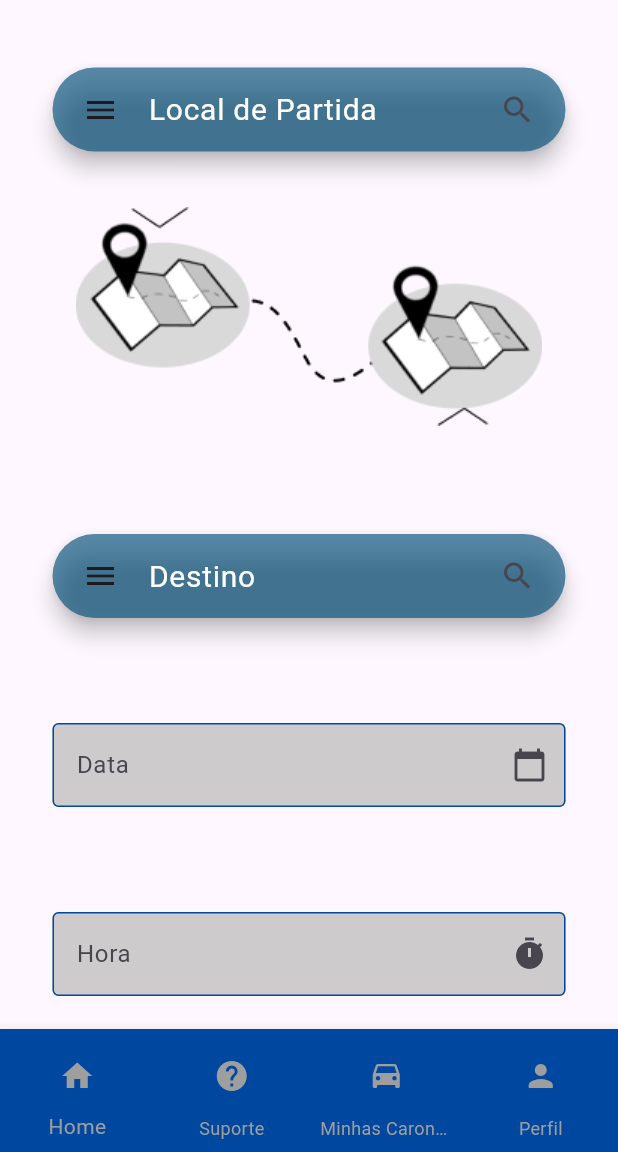
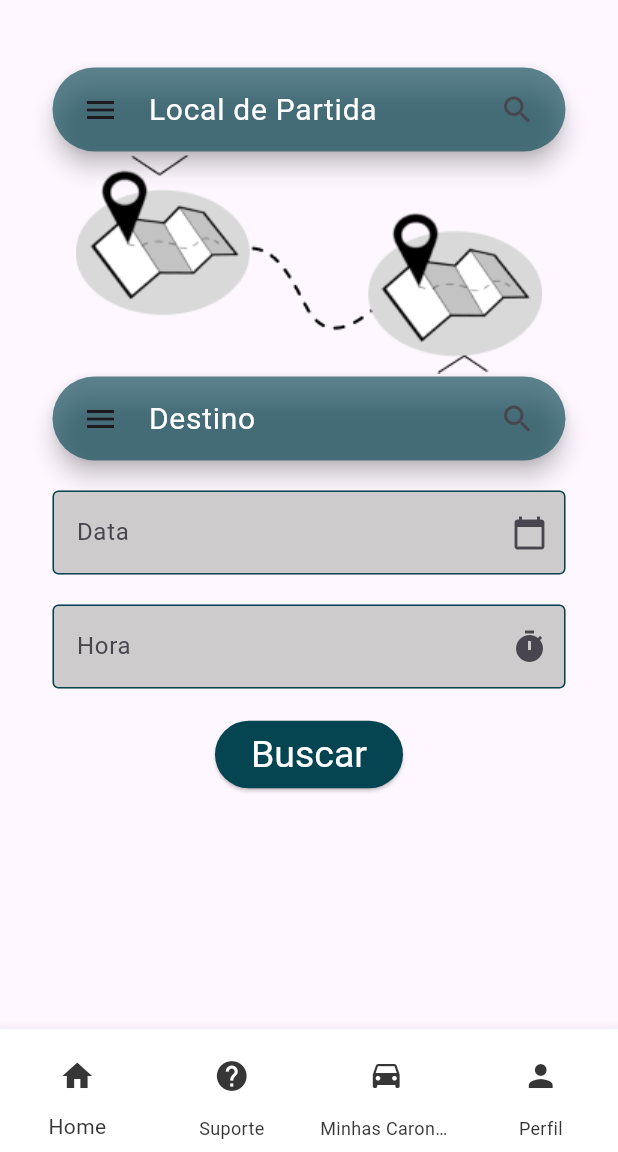
Before and after one commit to laioncorcino/uffluir, a Flutter app: the screen it shows after launch, on a phone screen of 412 x 824 dp, the part 84-1236 px from its top. Run offline on Flutter 3.47's test engine with Material 3 defaults, Android fonts, the phone set to English and light mode, and no system bars.

Commit message:
ajustando alguns tamanhos e cores

```diff
--- a/uffluirapp/lib/pages/home.dart
+++ b/uffluirapp/lib/pages/home.dart
@@ -70,7 +70,7 @@ class _HomeState extends State<Home> {
                           color: Color.fromARGB(255, 255, 255, 255),
                           fontSize: 20)),
                       backgroundColor: MaterialStateProperty.all(
-                          Color.fromARGB(165, 0, 79, 121)),
+                          Color.fromARGB(165, 5, 69, 82)),
                       trailing: [
                         //icone da direita
                         IconButton(
@@ -81,24 +81,29 @@ class _HomeState extends State<Home> {
                     )),
                 Padding(
                     //imagem do mapa
-                    padding: EdgeInsets.all(
-                        10), //valores precisam ser atualizados pra ficar em função da tela
+                    padding: EdgeInsets.only(
+                        right: 35,
+                        left:
+                            35), //valores precisam ser atualizados pra ficar em função da tela
                     child: Image.asset(
                       'images/ImagemMapa.png',
+                      width: 500,
                       height:
-                          200, //valores precisam ser atualizados pra ficar em função da tela
+                          150, //valores precisam ser atualizados pra ficar em função da tela
                       alignment: Alignment.center,
                     )),
                 Padding(
                     //mais uma search bar, essa é a de destino
-                    padding: EdgeInsets.all(
-                        35), //valores precisam ser atualizados pra ficar em função da tela
+                    padding: EdgeInsets.only(
+                        left: 35,
+                        right:
+                            35), //valores precisam ser atualizados pra ficar em função da tela
                     child: SearchBar(
                       textStyle: MaterialStateProperty.all(TextStyle(
                           color: Color.fromARGB(255, 255, 255, 255),
                           fontSize: 20)),
                       backgroundColor: MaterialStateProperty.all(
-                          Color.fromARGB(165, 0, 79, 121)),
+                          Color.fromARGB(165, 5, 69, 82)),
                       leading: IconButton(
                           onPressed: () {},
                           icon: Icon(Icons.menu)), //icone da esquerda
@@ -116,7 +121,7 @@ class _HomeState extends State<Home> {
                     )),
                 Padding(
                     //bloco de data
-                    padding: EdgeInsets.all(35),
+                    padding: EdgeInsets.only(top: 20, right: 35, left: 35),
                     child: TextField(
                       style: TextStyle(color: Colors.black),
                       controller:
@@ -128,10 +133,10 @@ class _HomeState extends State<Home> {
                         suffixIcon: Icon(Icons.calendar_today),
                         enabledBorder: OutlineInputBorder(
                             borderSide: BorderSide(
-                                color: Color.fromARGB(255, 0, 71, 159))),
+                                color: Color.fromARGB(255, 5, 69, 82))),
                         focusedBorder: OutlineInputBorder(
                             borderSide: BorderSide(
-                                color: Color.fromARGB(255, 0, 71, 159))),
+                                color: Color.fromARGB(255, 5, 69, 82))),
                       ),
                       readOnly: true,
                       onTap: () {
@@ -140,7 +145,7 @@ class _HomeState extends State<Home> {
                     )),
                 Padding(
                     //bloco de hora
-                    padding: EdgeInsets.all(35),
+                    padding: EdgeInsets.only(top: 20, right: 35, left: 35),
                     child: TextField(
                       style: TextStyle(color: Colors.black),
                       controller:
@@ -152,10 +157,10 @@ class _HomeState extends State<Home> {
                         suffixIcon: Icon(Icons.timer),
                         enabledBorder: OutlineInputBorder(
                             borderSide: BorderSide(
-                                color: Color.fromARGB(255, 0, 71, 159))),
+                                color: Color.fromARGB(255, 5, 69, 82))),
                         focusedBorder: OutlineInputBorder(
                             borderSide: BorderSide(
-                                color: Color.fromARGB(255, 0, 71, 159))),
+                                color: Color.fromARGB(255, 5, 69, 82))),
                       ),
                       readOnly: true,
                       onTap: () {
@@ -164,11 +169,14 @@ class _HomeState extends State<Home> {
                     )),
                 Padding(
                     //Botão de "Buscar" no fim da tela
-                    padding: EdgeInsets.all(
-                        35), //valores precisam ser atualizados pra ficar em função da tela
+                    padding: EdgeInsets.only(
+                        top: 20,
+                        left: 35,
+                        right:
+                            35), //valores precisam ser atualizados pra ficar em função da tela
                     child: ElevatedButton(
                         style: ElevatedButton.styleFrom(
-                            backgroundColor: Color.fromARGB(255, 0, 71, 159),
+                            backgroundColor: Color.fromARGB(255, 5, 69, 82),
                             foregroundColor: Color.fromARGB(255, 255, 255, 255),
                             minimumSize: Size(15, 45),
                             textStyle: TextStyle(fontSize: 25)),
@@ -314,9 +322,9 @@ class _HomeState extends State<Home> {
         bottomNavigationBar: BottomNavigationBar(
           //tela fixa do final da tela, é a mesma coisa da appbar só que no final. Pode colar em outras telas igualzinho
           type: BottomNavigationBarType.fixed,
-          backgroundColor: Color.fromARGB(255, 0, 71, 159),
-          selectedItemColor: Colors.grey,
-          unselectedItemColor: Colors.grey,
+          backgroundColor: Color.fromARGB(255, 255, 255, 255),
+          selectedItemColor: Color.fromARGB(255, 54, 54, 54),
+          unselectedItemColor: Color.fromARGB(255, 54, 54, 54),
           items: [
             BottomNavigationBarItem(
                 icon: IconButton(
```
Also changed, not shown: uffluirapp/lib/pages/detalhes.dart (+15 -16 lines), uffluirapp/lib/pages/minhasCaronas.dart (+16 -13 lines), uffluirapp/lib/pages/perfil.dart (+14 -16 lines), uffluirapp/lib/pages/support.dart (+14 -16 lines).
